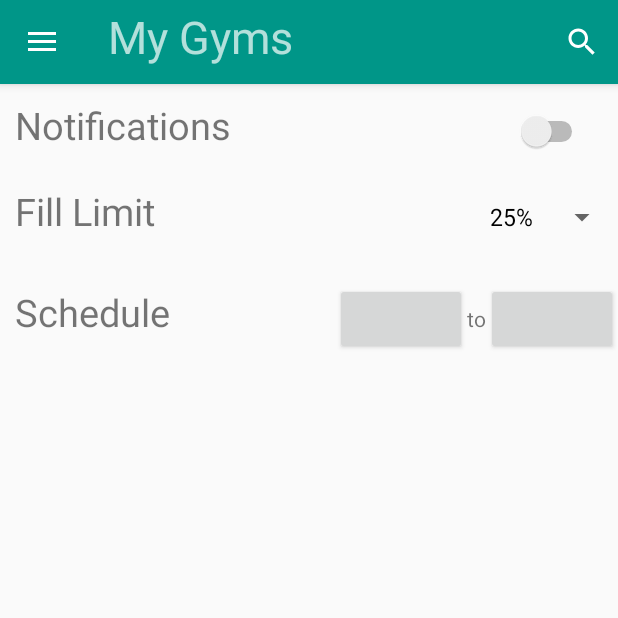
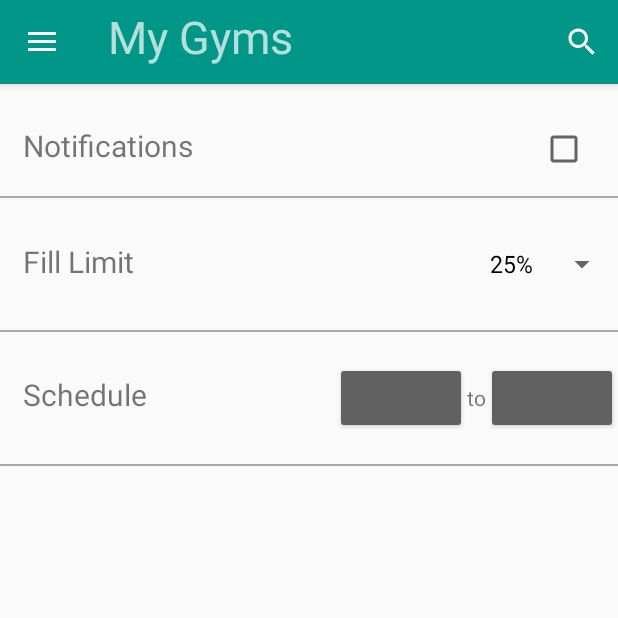
Before and after one commit to jamesh21/GymWatch, an Android app: the fragment SettingsFragment placed in its activity, on a phone screen of 412 x 824 dp, the top half of it. Run offline under Robolectric (Android 15) with nearby library versions, the phone set to English and light mode, and no system bars; 4 statements that could not run were skipped.

Commit message:
Did some UI testing for settings

```diff
--- a/app/src/main/java/group2/tcss450/uw/edu/gymwatch/fragments/SettingsFragment.java
+++ b/app/src/main/java/group2/tcss450/uw/edu/gymwatch/fragments/SettingsFragment.java
@@ -5,16 +5,15 @@ import android.content.SharedPreferences;
 import android.os.Bundle;
 import android.support.v4.app.DialogFragment;
 import android.support.v4.app.Fragment;
-import android.util.Log;
 import android.view.LayoutInflater;
 import android.view.View;
 import android.view.ViewGroup;
 import android.widget.AdapterView;
 import android.widget.ArrayAdapter;
 import android.widget.Button;
+import android.widget.CheckBox;
 import android.widget.CompoundButton;
 import android.widget.Spinner;
-import android.widget.Switch;
 
 import group2.tcss450.uw.edu.gymwatch.R;
 
@@ -44,7 +43,7 @@ public class SettingsFragment extends Fragment implements AdapterView.OnItemSele
 
         mView = inflater.inflate(R.layout.fragment_settings, container, false);
         //Setting the saved instance of the notification switch
-        Switch notificationSwitch = (Switch) mView.findViewById(R.id.notification_switch);
+        CheckBox notificationSwitch = (CheckBox) mView.findViewById(R.id.notification_switch);
         notificationSwitch.setOnCheckedChangeListener(this);
         notificationSwitch.setChecked(isChecked);
         //Setting the saved instance of the position for the spinner
--- a/app/src/main/res/layout/fragment_settings.xml
+++ b/app/src/main/res/layout/fragment_settings.xml
@@ -8,37 +8,42 @@
         android:layout_width="match_parent"
         android:layout_height="wrap_content"
         android:orientation="horizontal"
+        android:paddingTop="17dp"
         android:paddingBottom="20dp">
 
         <TextView
             android:layout_width="wrap_content"
             android:layout_height="wrap_content"
             android:layout_weight="1"
-            android:textSize="25dp"
-            android:paddingLeft="10dp"
+            android:textSize="20dp"
+            android:paddingLeft="15dp"
             android:paddingTop="10dp"
             android:text="@string/notification_text"/>
-        <Switch
+        <CheckBox
             android:id="@+id/notification_switch"
             android:layout_width="wrap_content"
             android:layout_height="wrap_content"
-            android:paddingRight="20dp"
-            android:textOn="@string/on_switch"
-            android:textOff="@string/off_switch"/>
+            android:paddingRight="20dp" />
     </LinearLayout>
+
+    <View
+        android:layout_width="match_parent"
+        android:layout_height="1dp"
+        android:background="@android:color/darker_gray" />
 
     <LinearLayout
         android:layout_width="match_parent"
         android:layout_height="wrap_content"
         android:orientation="horizontal"
+        android:paddingTop="20dp"
         android:paddingBottom="20dp">
 
 
         <TextView
             android:layout_width="0dp"
             android:layout_height="wrap_content"
-            android:paddingLeft="10dp"
-            android:textSize="25dp"
+            android:paddingLeft="15dp"
+            android:textSize="20dp"
             android:layout_weight="1"
             android:text="@string/fill_text"/>
         <Spinner
@@ -47,21 +52,29 @@
             android:id="@+id/fill_spinner"></Spinner>
     </LinearLayout>
 
+    <View
+        android:layout_width="match_parent"
+        android:layout_height="1dp"
+        android:background="@android:color/darker_gray" />
+
     <LinearLayout
         android:layout_width="match_parent"
         android:layout_height="wrap_content"
-        android:orientation="horizontal">
+        android:orientation="horizontal"
+        android:paddingTop="20dp"
+        android:paddingBottom="20dp">
 
         <TextView
             android:layout_width="0dp"
             android:layout_height="wrap_content"
             android:layout_weight="1"
-            android:paddingLeft="10dp"
-            android:textSize="25dp"
+            android:paddingLeft="15dp"
+            android:textSize="20dp"
             android:text="@string/schedule_text"/>
         <Button
             android:layout_width="wrap_content"
             android:layout_height="wrap_content"
+            style="@style/Widget.AppCompat.Button.Colored"
             android:id="@+id/start_time_button"
             android:text="12:00"/>
         <TextView
@@ -71,8 +84,14 @@
         <Button
             android:layout_width="wrap_content"
             android:layout_height="wrap_content"
+            style="@style/Widget.AppCompat.Button.Colored"
             android:id="@+id/end_time_button"
             android:text="24:00"/>
     </LinearLayout>
 
+    <View
+        android:layout_width="match_parent"
+        android:layout_height="1dp"
+        android:background="@android:color/darker_gray" />
+
 </LinearLayout>
```
